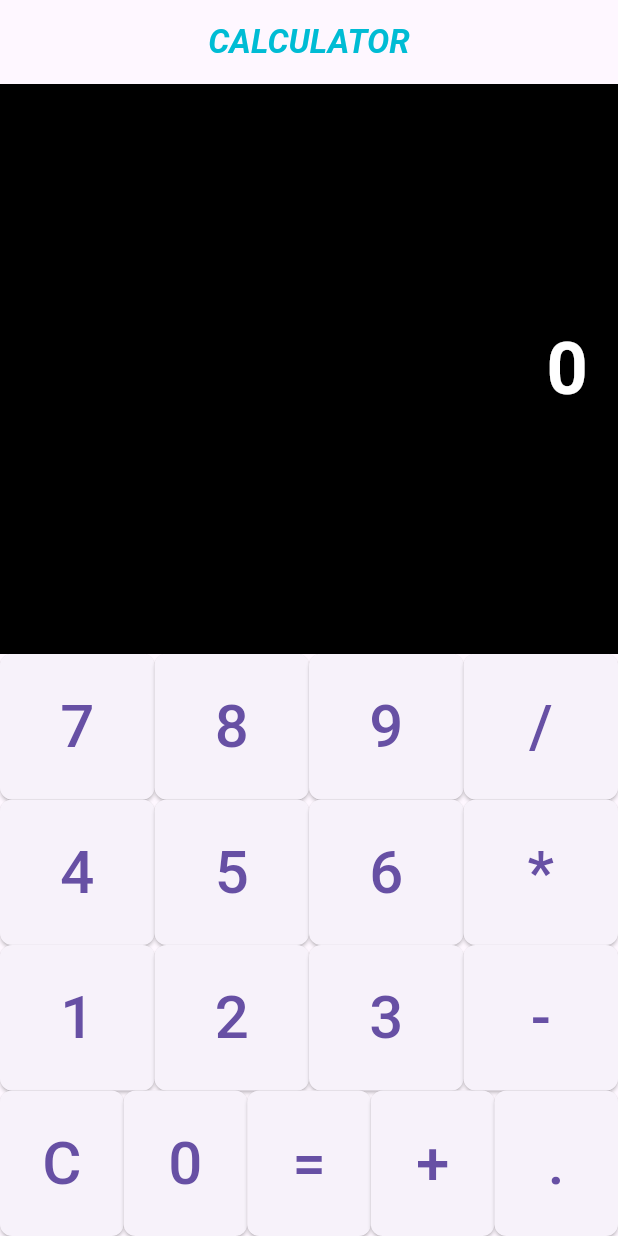
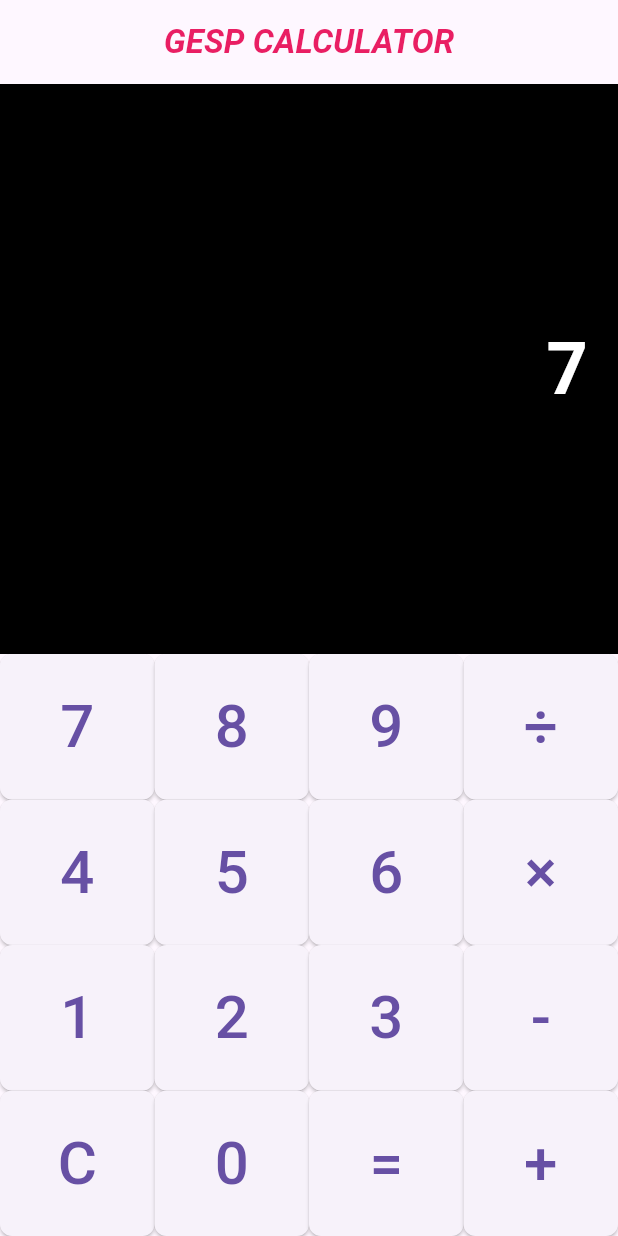
Before and after one commit to Khadeejah008/calculator, a Flutter app: the screen it shows after launch, after a tap on an icon or button, on a phone screen of 412 x 824 dp. Run offline on Flutter 3.47's test engine with Material 3 defaults, Android fonts, the phone set to English and light mode, and no system bars.

Commit message:
Calculator

```diff
--- a/lib/main.dart
+++ b/lib/main.dart
@@ -1,10 +1,10 @@
-
 import 'package:flutter/material.dart';
 
 void main() {
   runApp(CalculatorApp());
 }
-class CalculatorApp extends StatelessWidget{
+
+class CalculatorApp extends StatelessWidget {
   @override
   Widget build(BuildContext context) {
     return MaterialApp(
@@ -13,46 +13,119 @@ class CalculatorApp extends StatelessWidget{
     );
   }
 }
-class CalculatorScreen extends StatelessWidget{
-  Widget buildButton(String value){
-    return Expanded(child: ElevatedButton(onPressed: (){},
+
+class CalculatorScreen extends StatefulWidget {
+  @override
+  _CalculatorScreenState createState() => _CalculatorScreenState();
+}
+
+class _CalculatorScreenState extends State<CalculatorScreen> {
+  String _currentInput = "0"; // What the user is typing
+  String _previousInput = ""; // To store the value before an operation
+  String _operation = ""; // The current operation (+, -, ×, ÷)
+
+Widget _buildButton(String value) {
+  return Expanded(
+    child: ElevatedButton(
+      onPressed: () {
+        setState(() {
+          // Handle number input
+          if (value == "0" || value == "1" || value == "2" || value == "3" ||
+              value == "4" || value == "5" || value == "6" ||
+              value == "7" || value == "8" || value == "9") {
+            if (_currentInput == "0") {
+              _currentInput = value; // Replace 0 with the first number
+            } else {
+              _currentInput += value; // Append the number
+            }
+          }
+
+          // Handle operations
+          if (value == "+" || value == "-" || value == "×" || value == "÷") {
+            _previousInput = _currentInput; // Store the first number
+            _operation = value; // Store the operation
+            _currentInput = "0"; // Reset for the next number
+          }
+
+          // Handle equals (=)
+          if (value == "=") {
+            if (_previousInput.isNotEmpty && _operation.isNotEmpty) {
+              double num1 = double.parse(_previousInput);
+              double num2 = double.parse(_currentInput);
+              double result = 0;
+
+              if (_operation == "+") {
+                result = num1 + num2;
+              } else if (_operation == "-") {
+                result = num1 - num2;
+              } else if (_operation == "×") {
+                result = num1 * num2;
+              } else if (_operation == "÷") {
+                if (num2 != 0) {
+                  result = num1 / num2;
+                } else {
+                  _currentInput = "Error"; // Handle division by zero
+                  return;
+                }
+              }
+
+              // Display the result
+              _currentInput = result.toString();
+              _previousInput = "";
+              _operation = "";
+            }
+          }
+
+          // Handle clear (C)
+          if (value == "C") {
+            _currentInput = "0";
+            _previousInput = "";
+            _operation = "";
+          }
+        });
+      },
       style: ElevatedButton.styleFrom(
         padding: EdgeInsets.all(20),
         shape: RoundedRectangleBorder(
-        borderRadius: BorderRadius.circular(8)
+          borderRadius: BorderRadius.circular(8),
         ),
       ),
       child: Text(
         value,
         style: TextStyle(fontSize: 40),
-    )
-    )
+      ),
+    ),
   );
 }
+
+
   @override
   Widget build(BuildContext context) {
     return Scaffold(
       appBar: AppBar(
-      title: Text("CALCULATOR",
+        title: const Text(
+          "GESP CALCULATOR",
           style: TextStyle(
-        color: Colors.cyan,
+            color: Colors.pink,
             fontWeight: FontWeight.bold,
-        fontStyle: FontStyle.italic),
-
+            fontStyle: FontStyle.italic,
+          ),
         ),
         centerTitle: true,
       ),
       body: Column(
         children: [
-        Expanded(child: Container(
+          Expanded(
+            child: Container(
               alignment: Alignment.centerRight,
-          padding: EdgeInsets.symmetric(horizontal: 20,vertical: 24),
+              padding: const EdgeInsets.symmetric(horizontal: 20, vertical: 24),
               color: Colors.black,
-          child: Text("0",
-          style: TextStyle(
+              child: Text(
+                _currentInput,
+                style: const TextStyle(
                   fontSize: 48,
                   fontWeight: FontWeight.bold,
-           color: Colors.white
+                  color: Colors.white,
                 ),
               ),
             ),
@@ -61,41 +134,40 @@ class CalculatorScreen extends StatelessWidget{
             children: [
               Row(
                 children: [
-                buildButton("7"),
-                buildButton("8"),
-                buildButton("9"),
-                buildButton("/"),
+                  _buildButton("7"),
+                  _buildButton("8"),
+                  _buildButton("9"),
+                  _buildButton("÷"),
                 ],
               ),
               Row(
                 children: [
-                buildButton("4"),
-                buildButton("5"),
-                buildButton("6"),
-                buildButton("*"),
+                  _buildButton("4"),
+                  _buildButton("5"),
+                  _buildButton("6"),
+                  _buildButton("×"),
                 ],
               ),
               Row(
                 children: [
-                buildButton("1"),
-                buildButton("2"),
-                buildButton("3"),
-                buildButton("-"),
+                  _buildButton("1"),
+                  _buildButton("2"),
+                  _buildButton("3"),
+                  _buildButton("-"),
                 ],
               ),
               Row(
                 children: [
-                buildButton("C"),
-                buildButton("0"),
-                buildButton("="),
-                buildButton("+"),
-                buildButton("."),
+                  _buildButton("C"),
+                  _buildButton("0"),
+                  _buildButton("="),
+                  _buildButton("+"),
                 ],
-            )
+              ),
             ],
-        )
-      ] ),
+          ),
+        ],
+      ),
     );
-
   }
 }
```
Lines whose indentation alone changed are shown as unchanged.
